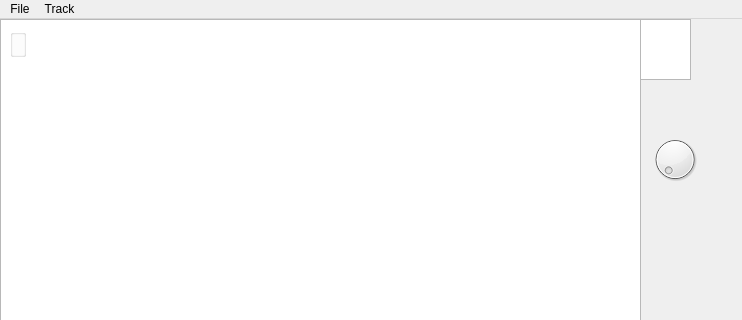
This is GUI/mainwindow.ui in kostasl/zebrafish_tracker as Qt 5 draws it before an edit; both pictures show x 0 to 742 and y 0 to 320 of the 742 by 846 pixel window. The edited form follows.
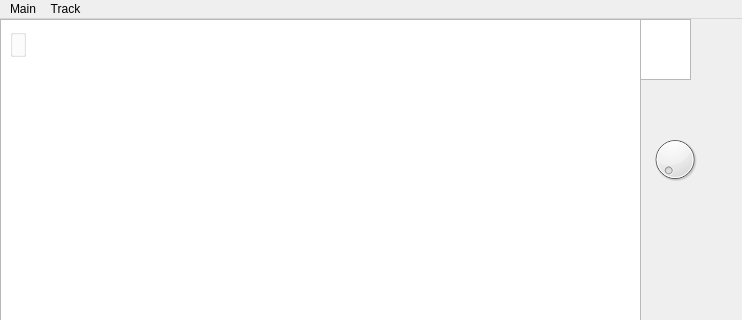
This is the edited form.

```diff
--- a/GUI/mainwindow.ui
+++ b/GUI/mainwindow.ui
@@ -151,7 +151,7 @@
    </property>
    <widget class="QMenu" name="menuFile">
     <property name="title">
-     <string>File</string>
+     <string>Main</string>
     </property>
     <addaction name="actionopen_video_file"/>
     <addaction name="actionSave_frame"/>
```
